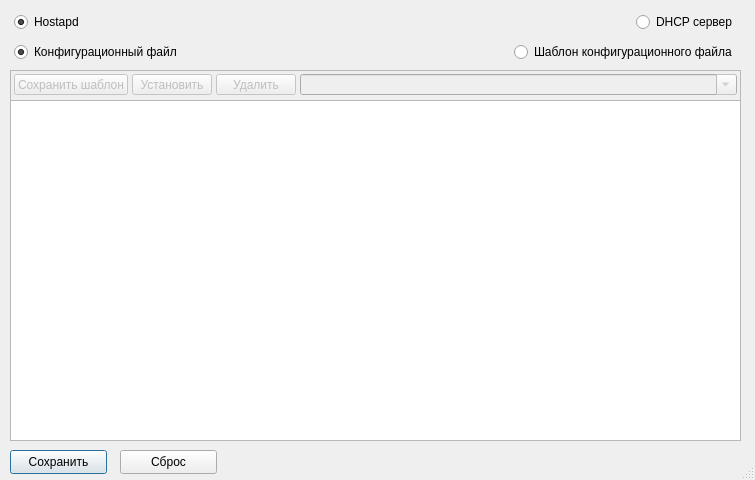
Above: editorconfig.ui from coolshou/wifisoftap before the change. Below: the same form after it.
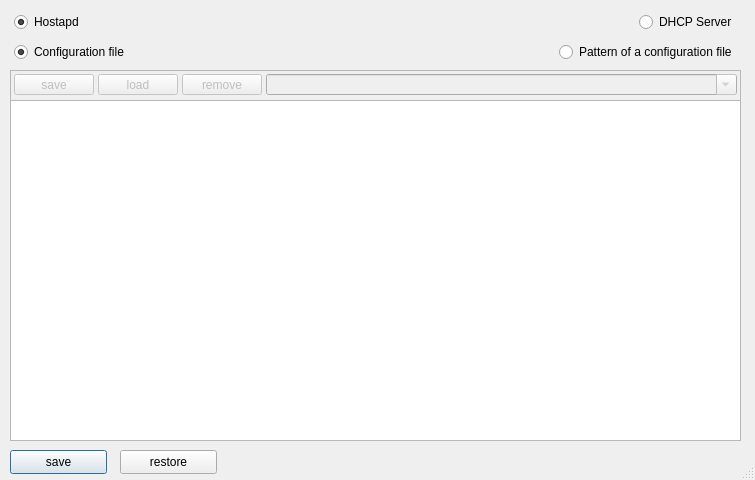
That is the form after the change.

Diff of the .ui file:
```diff
--- a/editorconfig.ui
+++ b/editorconfig.ui
@@ -59,7 +59,7 @@
     <item>
      <widget class="QRadioButton" name="Config_Set_View_1">
       <property name="text">
-       <string>Конфигурационный файл</string>
+       <string>Configuration file</string>
       </property>
       <property name="checked">
        <bool>true</bool>
@@ -82,7 +82,7 @@
     <item>
      <widget class="QRadioButton" name="Config_Set_View_2">
       <property name="text">
-       <string>Шаблон конфигурационного файла</string>
+       <string>Pattern of a configuration file</string>
       </property>
      </widget>
     </item>
@@ -119,7 +119,7 @@
     </rect>
    </property>
    <property name="text">
-    <string>Сохранить</string>
+    <string>save</string>
    </property>
   </widget>
   <widget class="QPushButton" name="restore">
@@ -132,7 +132,7 @@
     </rect>
    </property>
    <property name="text">
-    <string>Сброс</string>
+    <string>restore</string>
    </property>
   </widget>
   <widget class="QFrame" name="MaskFrame">
@@ -175,7 +175,7 @@
         </sizepolicy>
        </property>
        <property name="text">
-        <string>Сохранить шаблон</string>
+        <string>save</string>
        </property>
       </widget>
      </item>
@@ -188,7 +188,7 @@
         </sizepolicy>
        </property>
        <property name="text">
-        <string>Установить</string>
+        <string>load</string>
        </property>
       </widget>
      </item>
@@ -201,7 +201,7 @@
         </sizepolicy>
        </property>
        <property name="text">
-        <string>Удалить</string>
+        <string>remove</string>
        </property>
       </widget>
      </item>
@@ -241,7 +241,7 @@
     <item row="0" column="2">
      <widget class="QRadioButton" name="Type_Config_2">
       <property name="text">
-       <string>DHCP сервер</string>
+       <string>DHCP Server</string>
       </property>
      </widget>
     </item>
```
Left out of the diff: 2 changed lines with no effect on the pictures.
